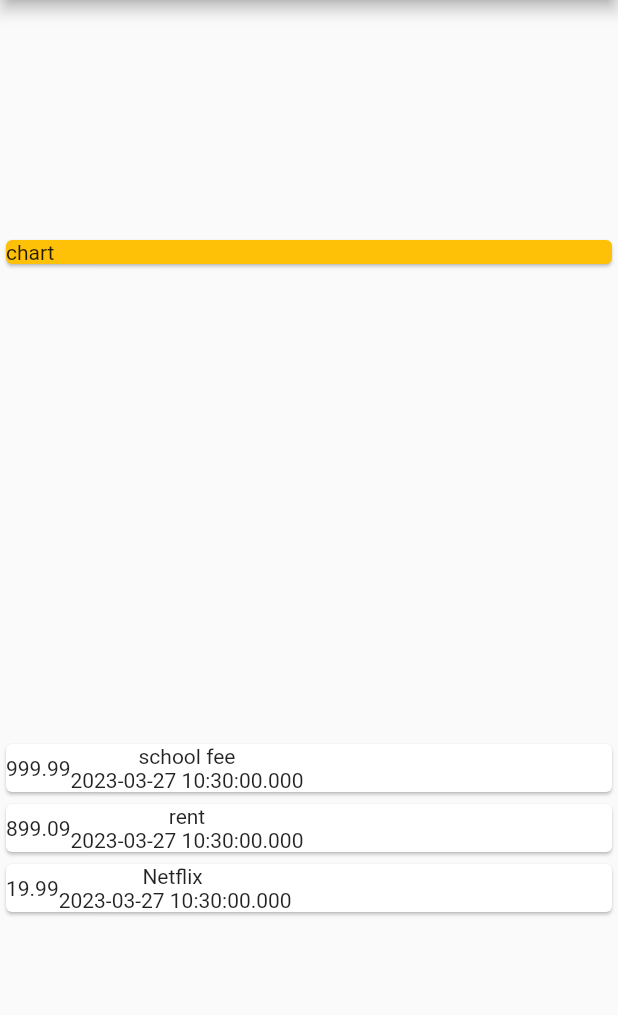
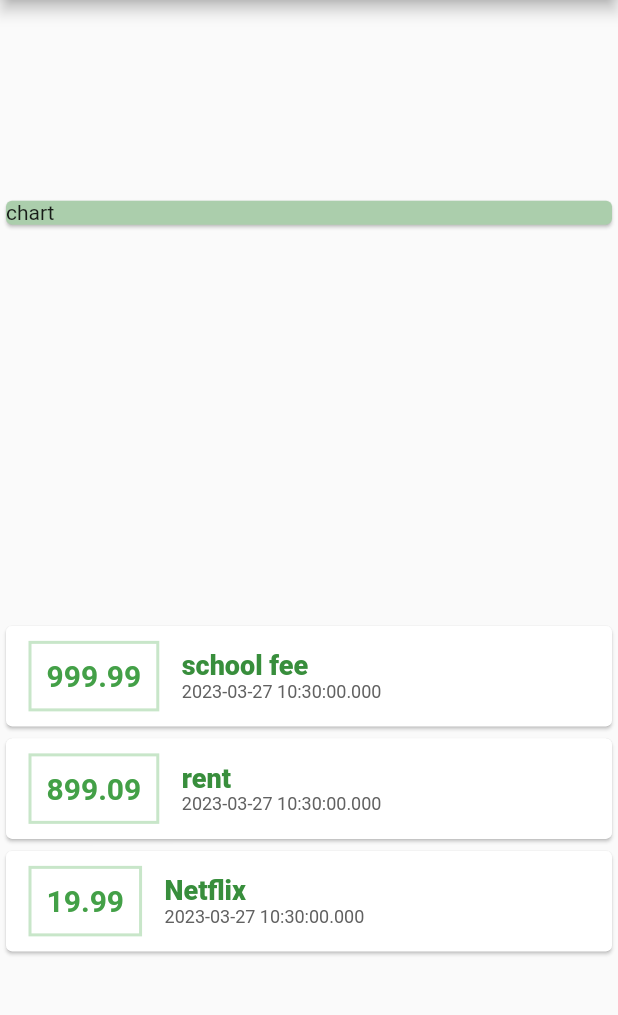
Before and after one commit to michael-099/ExpensePlanner, a Flutter app: the screen it shows after launch, on a phone screen of 412 x 824 dp, the part 84-1099 px from its top. Run offline on Flutter 3.47's test engine with Material 2 defaults, Android fonts, the phone set to English and light mode, and no system bars.

Commit message:
some styling

```diff
--- a/lib/main.dart
+++ b/lib/main.dart
@@ -23,7 +23,7 @@ class HomePage extends StatelessWidget {
               width: double.infinity,
               child: Card(
                 child: Text("chart"),
-                color: Colors.amber,
+                color: Color.fromARGB(255, 171, 206, 172),
               ),
             ),
             Column(
@@ -32,9 +32,41 @@ class HomePage extends StatelessWidget {
                   child: Card(
                     child: Row(
                       children: <Widget>[
-                        Container(child: Text("${e.expense}")),
+                        Container(
+                          child: Text(
+                            "${e.expense}",
+                            style: TextStyle(
+                              color: Colors.green.shade600,
+                              fontSize: 20,
+                              fontWeight: FontWeight.bold,
+                            ),
+                          ),
+                          margin: EdgeInsets.symmetric(
+                              vertical: 10, horizontal: 15),
+                          decoration: BoxDecoration(
+                            border: Border.all(
+                                color: Colors.green.shade100, width: 2),
+                          ),
+                          padding: EdgeInsets.all(10),
+                        ),
                         Column(
-                          children: [Text("${e.name}"), Text("${e.date}")],
+                          crossAxisAlignment: CrossAxisAlignment.start,
+                          children: [
+                            Text(
+                              "${e.name}",
+                              style: TextStyle(
+                                  color: Colors.green.shade700,
+                                  fontWeight: FontWeight.w900,
+                                  fontSize: 18),
+                            ),
+                            Text(
+                              "${e.date}",
+                              style: TextStyle(
+                                  color: Colors.grey.shade700,
+                                  fontWeight: FontWeight.w400,
+                                  fontSize: 12),
+                            )
+                          ],
                         ),
                       ],
                     ),
```
